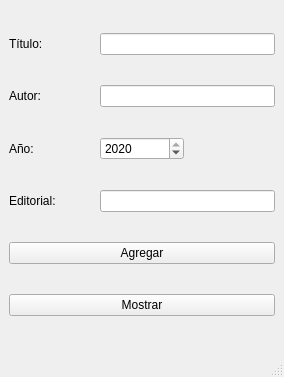
Before: the Qt Designer form mainwindow.ui in micheldavalos/libros_20A, drawn with Qt 5.
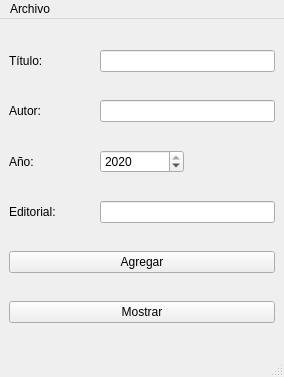
After: the same form once the commit is applied.

Commit message: respalda y recuperar libros

Patch:
```diff
--- a/mainwindow.ui
+++ b/mainwindow.ui
@@ -90,6 +90,14 @@
      <height>22</height>
     </rect>
    </property>
+   <widget class="QMenu" name="menuArchivo">
+    <property name="title">
+     <string>Archivo</string>
+    </property>
+    <addaction name="actionAbrir"/>
+    <addaction name="actionGuardar"/>
+   </widget>
+   <addaction name="menuArchivo"/>
   </widget>
   <widget class="QStatusBar" name="statusbar"/>
  </widget>
```
Left out of the diff: 16 changed lines with no effect on the pictures. The commit also changes 2 other files.
